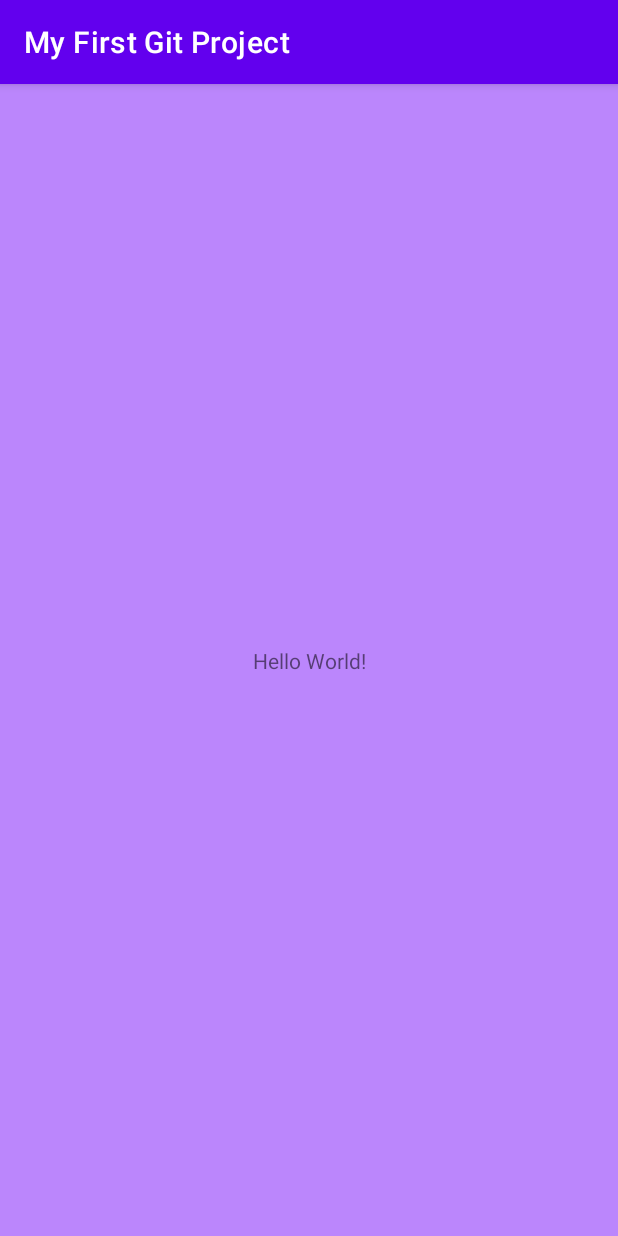
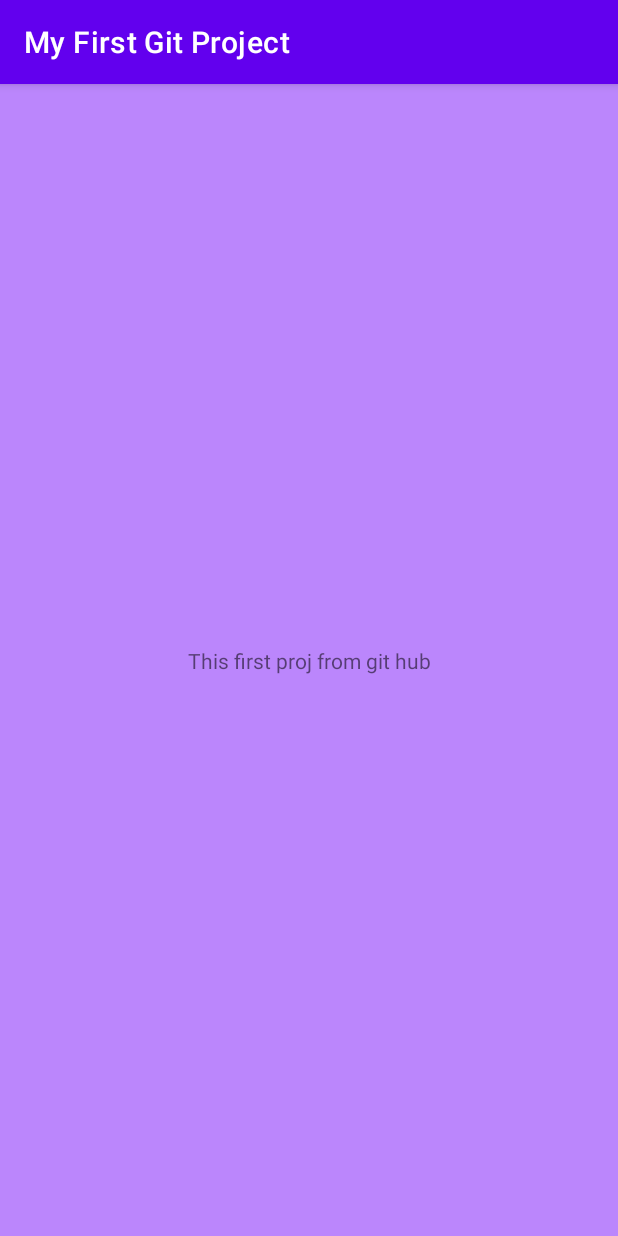
Before and after one commit to alexborbro/first_proj, an Android app: the screen it shows after launch (MainActivity), on a phone screen of 412 x 824 dp. Run offline under Robolectric (Android 15) with nearby library versions, the phone set to English and light mode, and no system bars.

Commit message:
change text

```diff
--- a/app/src/main/res/layout/activity_main.xml
+++ b/app/src/main/res/layout/activity_main.xml
@@ -10,7 +10,7 @@
     <TextView
         android:layout_width="wrap_content"
         android:layout_height="wrap_content"
-        android:text="Hello World!"
+        android:text="@string/this_first_proj_from_git_hub"
         app:layout_constraintBottom_toBottomOf="parent"
         app:layout_constraintLeft_toLeftOf="parent"
         app:layout_constraintRight_toRightOf="parent"
--- a/app/src/main/res/values/strings.xml
+++ b/app/src/main/res/values/strings.xml
@@ -1,3 +1,4 @@
 <resources>
     <string name="app_name">My First Git Project</string>
+    <string name="this_first_proj_from_git_hub">This first proj from git hub</string>
 </resources>
```
